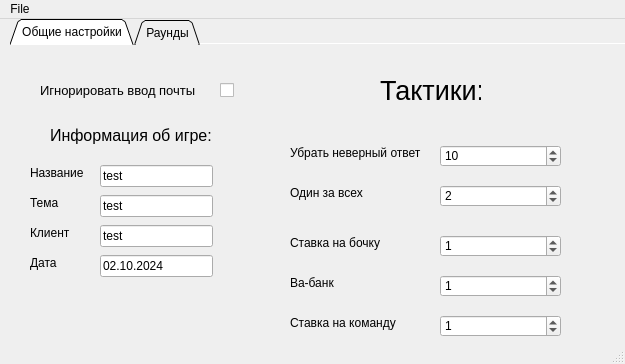
Before: the Qt Designer form Gui_Form/ui_main_test.ui in BabaYagaJW/ScorodumCreator, drawn with Qt 5.
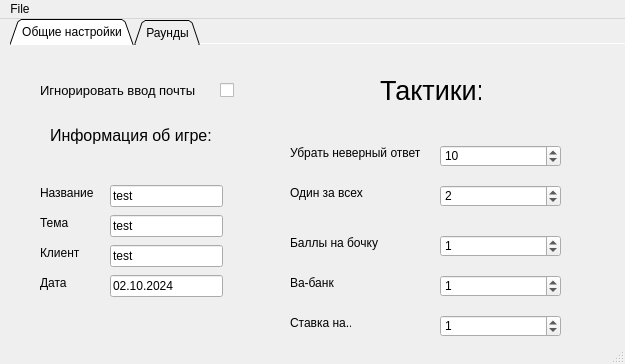
After: the same form once the commit is applied. The open tabs and pages were chosen to show the change.

Patch:
```diff
--- a/Gui_Form/ui_main_test.ui
+++ b/Gui_Form/ui_main_test.ui
@@ -148,7 +148,7 @@
        </rect>
       </property>
       <property name="text">
-       <string>Ставка на бочку</string>
+       <string>Баллы на бочку</string>
       </property>
      </widget>
      <widget class="QLabel" name="label_6">
@@ -169,12 +169,12 @@
        <rect>
         <x>280</x>
         <y>270</y>
-        <width>111</width>
+        <width>61</width>
         <height>16</height>
        </rect>
       </property>
       <property name="text">
-       <string>Ставка на команду</string>
+       <string>Ставка на...</string>
       </property>
      </widget>
      <widget class="QLabel" name="label_8">
@@ -198,8 +198,8 @@
      <widget class="QLabel" name="label_9">
       <property name="geometry">
        <rect>
-        <x>20</x>
-        <y>120</y>
+        <x>30</x>
+        <y>140</y>
         <width>61</width>
         <height>16</height>
        </rect>
@@ -211,8 +211,8 @@
      <widget class="QLabel" name="label_19">
       <property name="geometry">
        <rect>
-        <x>20</x>
-        <y>150</y>
+        <x>30</x>
+        <y>170</y>
         <width>41</width>
         <height>16</height>
        </rect>
@@ -224,8 +224,8 @@
      <widget class="QLabel" name="label_20">
       <property name="geometry">
        <rect>
-        <x>20</x>
-        <y>180</y>
+        <x>30</x>
+        <y>200</y>
         <width>41</width>
         <height>16</height>
        </rect>
@@ -237,8 +237,8 @@
      <widget class="QLabel" name="label_21">
       <property name="geometry">
        <rect>
-        <x>20</x>
-        <y>210</y>
+        <x>30</x>
+        <y>230</y>
         <width>41</width>
         <height>16</height>
        </rect>
@@ -250,8 +250,8 @@
      <widget class="QLineEdit" name="Name_Game">
       <property name="geometry">
        <rect>
-        <x>90</x>
-        <y>120</y>
+        <x>100</x>
+        <y>140</y>
         <width>113</width>
         <height>22</height>
        </rect>
@@ -263,8 +263,8 @@
      <widget class="QLineEdit" name="Theme_Game">
       <property name="geometry">
        <rect>
-        <x>90</x>
-        <y>150</y>
+        <x>100</x>
+        <y>170</y>
         <width>113</width>
         <height>22</height>
        </rect>
@@ -276,8 +276,8 @@
      <widget class="QLineEdit" name="Client_Game">
       <property name="geometry">
        <rect>
-        <x>90</x>
-        <y>180</y>
+        <x>100</x>
+        <y>200</y>
         <width>113</width>
         <height>22</height>
        </rect>
@@ -289,8 +289,8 @@
      <widget class="QLineEdit" name="Date_Game">
       <property name="geometry">
        <rect>
-        <x>90</x>
-        <y>210</y>
+        <x>100</x>
+        <y>230</y>
         <width>113</width>
         <height>22</height>
        </rect>
```
Left out of the diff: 2 changed lines with no effect on the pictures.
